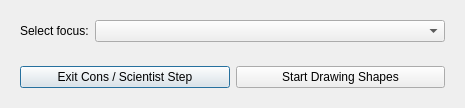
Above: cobi_loreto/Interview/selectconsscience.ui from Ecotrust/openoceanmap-desktop before the change. Below: the same form after it.
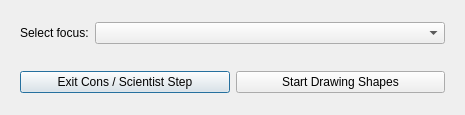
That is the form after the change.

What changed in the file:
```diff
--- a/cobi_loreto/Interview/selectconsscience.ui
+++ b/cobi_loreto/Interview/selectconsscience.ui
@@ -6,8 +6,8 @@
    <rect>
     <x>0</x>
     <y>0</y>
-    <width>454</width>
-    <height>105</height>
+    <width>461</width>
+    <height>115</height>
    </rect>
   </property>
   <property name="windowTitle" >
```
Left out of the diff: 2 changed lines with no effect on the pictures.
